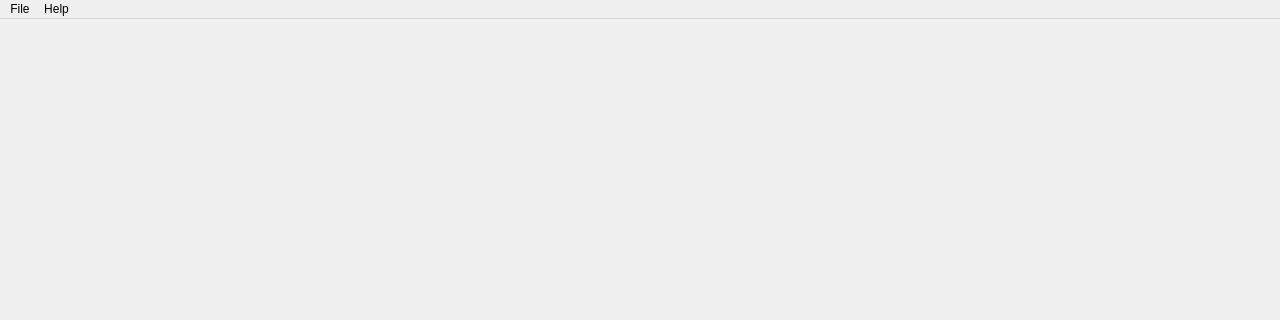
This is src/MainWindow.ui in thegyi/git_client_qt as Qt 5 draws it before an edit; both pictures show x 0 to 1280 and y 0 to 320 of the 1280 by 800 pixel window. The edited form follows.
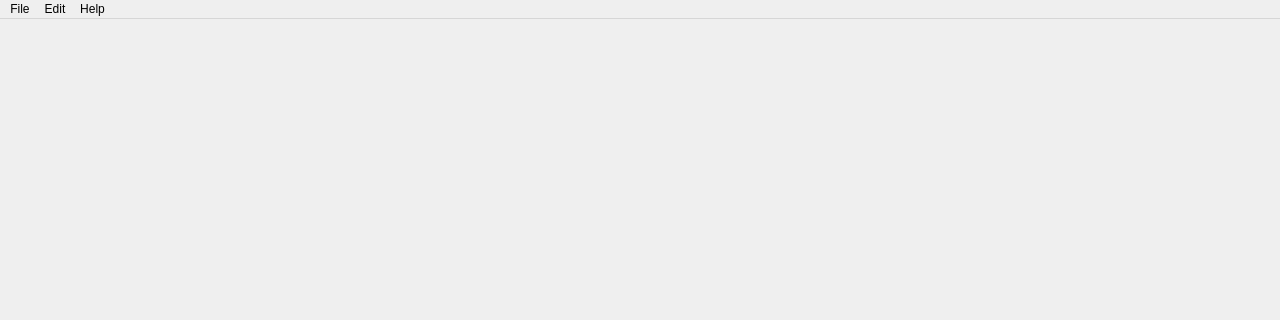
This is the edited form.

Commit message:
feat(MainWindow): add Edit → Preferences dialog and settings persistence
- Add an Edit menu with a Preferences action in the UI file.
- Persist the last opened repository and the default pull mode via QSettings.
- Restore the last repo on startup (toggleable) and the selected pull mode.
- Add a Preferences dialog to edit the default pull mode and the
  "reopen last repository on startup" option.

```diff
--- a/src/MainWindow.ui
+++ b/src/MainWindow.ui
@@ -37,6 +37,13 @@
                 <addaction name="actionExit"/>
             </widget>
             <addaction name="menuFile"/>
+            <widget class="QMenu" name="menuEdit">
+                <property name="title">
+                    <string>Edit</string>
+                </property>
+                <addaction name="actionPreferences"/>
+            </widget>
+            <addaction name="menuEdit"/>
             <widget class="QMenu" name="menuHelp">
                 <property name="title">
                     <string>Help</string>
```
Left out of the diff: 5 changed lines with no effect on the pictures. The commit also changes 2 other files.
